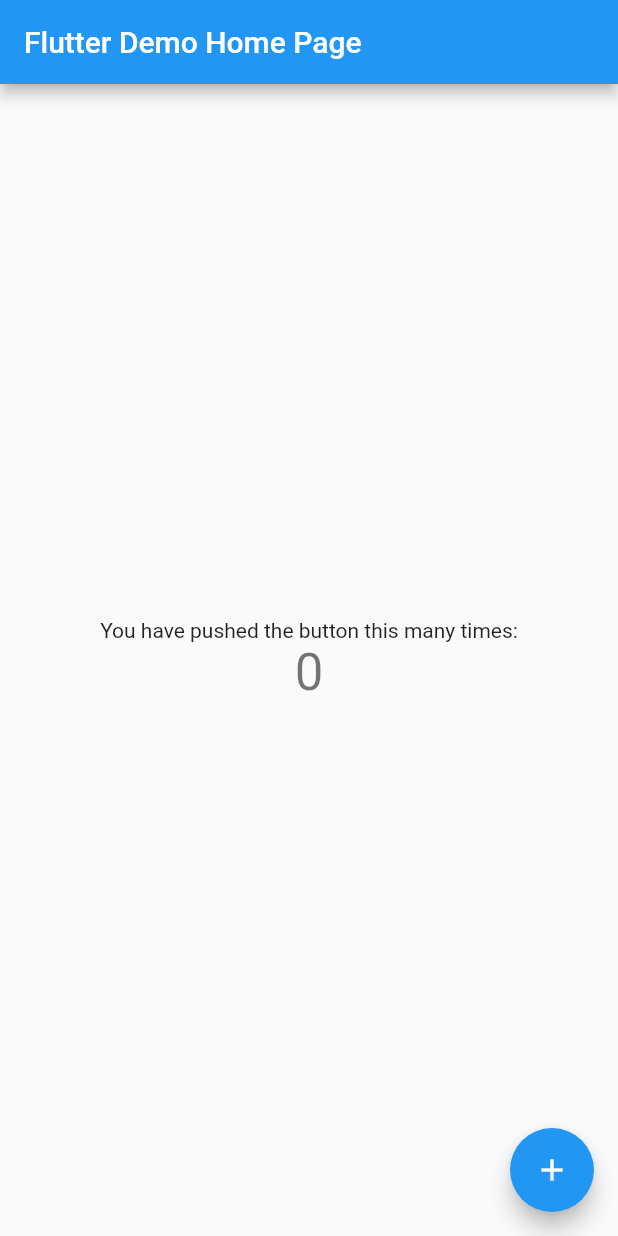
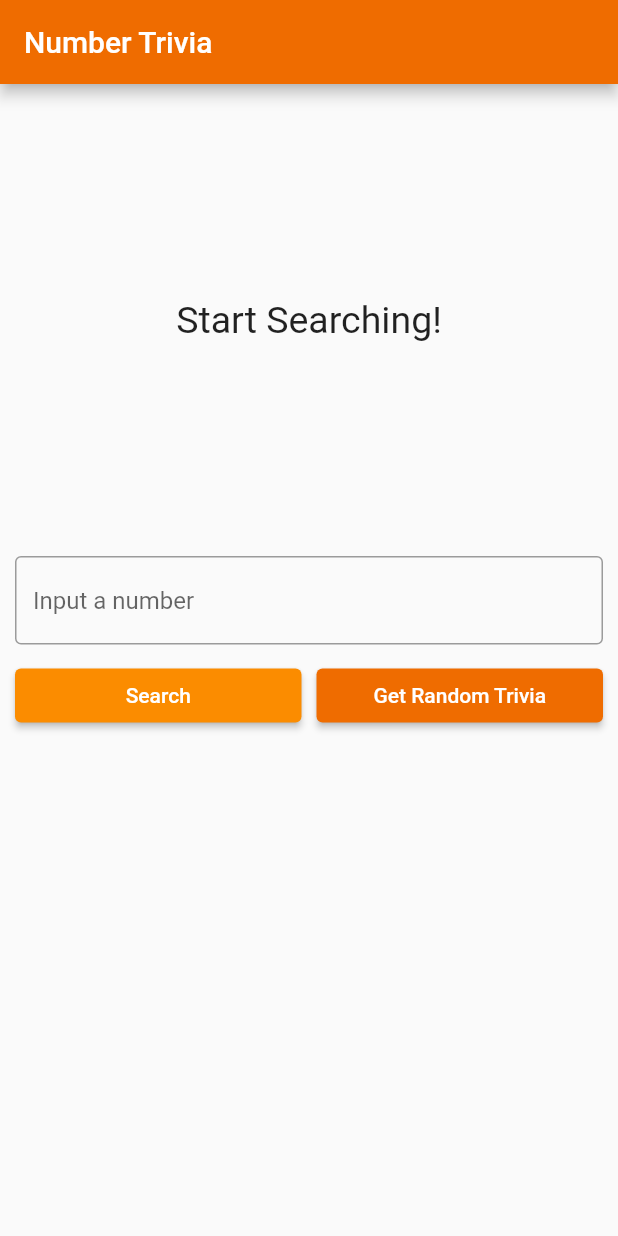
Before and after one commit to PierreEhab/number_trivia, a Flutter app: the screen it shows after launch, on a phone screen of 412 x 824 dp. Run offline on Flutter 3.47's test engine with Material 2 defaults, Android fonts, the phone set to English and light mode, and no system bars; our stand-ins replace bloc, dartz, equatable, flutter_bloc, get_it, internet_connection_checker and 1 more.

Commit message:
Implementation of UI in Presentation layer. bug fixes in injection_container and number_trivia_repository_impl

```diff
--- a/lib/features/number_trivia/data/repositories/number_trivia_repository_impl.dart
+++ b/lib/features/number_trivia/data/repositories/number_trivia_repository_impl.dart
@@ -23,8 +23,8 @@ class NumberTriviaRepositoryImpl implements NumberTriviaRepository {
 
   @override
   Future<Either<Failure?, NumberTrivia?>?>? getConcreteNumber(int number) async{
-    return await _getTrivia(() {
-      return remoteDataSource.getConcreteNumber(number);
+    return await _getTrivia(() async {
+      return await remoteDataSource.getConcreteNumber(number);
     });
 
   }
--- /dev/null
+++ b/lib/features/number_trivia/presentation/pages/number_trivia_page.dart
@@ -0,0 +1,59 @@
+import 'package:flutter/material.dart';
+import 'package:flutter_bloc/flutter_bloc.dart';
+import '../../../../injection_container.dart';
+import '../bloc/number_trivia_bloc.dart';
+import '../widgets/widgets.dart';
+
+class NumberTriviaPage extends StatelessWidget {
+  const NumberTriviaPage({Key? key}) : super(key: key);
+
+  @override
+  Widget build(BuildContext context) {
+    return Scaffold(
+      appBar: AppBar(
+        title: const Text("Number Trivia"),
+      ),
+      body: SingleChildScrollView(child: buildBody(context)),
+    );
+  }
+
+  BlocProvider<NumberTriviaBloc> buildBody(BuildContext context) {
+    return BlocProvider(
+      create: (_) => serviceLocator<NumberTriviaBloc>(),
+      child: Center(
+        child: Padding(
+          padding: const EdgeInsets.all(10),
+          child: Column(
+            children: [
+              const SizedBox(height: 10),
+              // TOP HALF
+              BlocBuilder<NumberTriviaBloc, NumberTriviaState>(
+                builder: (context, state) {
+                  if (state is Empty) {
+                    return const MessageDisplay(message: "Start Searching!");
+                  } else if (state is Loading) {
+                    return const LoadingWidget();
+                  } else if (state is Loaded) {
+                    return TriviaDisplay(
+                      numberTrivia: state.trivia,
+                    );
+                  } else if (state is Error) {
+                    return MessageDisplay(
+                      message: state.errorMessage,
+                    );
+                  } else {
+                    return const SizedBox();
+                  }
+                  // We're going to also check for the other states
+                },
+              ),
+              const SizedBox(height: 20),
+              // BOTTOM HALF
+              const TriviaControls(),
+            ],
+          ),
+        ),
+      ),
+    );
+  }
+}
--- /dev/null
+++ b/lib/features/number_trivia/presentation/widgets/message_display.dart
@@ -0,0 +1,30 @@
+import 'package:flutter/material.dart';
+
+class MessageDisplay extends StatelessWidget {
+  final String message;
+
+  const MessageDisplay({
+    Key? key,
+    required this.message,
+  })  : assert(message != null),
+        super(key: key);
+
+  @override
+  Widget build(BuildContext context) {
+    return SizedBox(
+      // Third of the size of the screen
+      height: MediaQuery.of(context).size.height / 3,
+      child: Center(
+        child: SingleChildScrollView(
+          child: Text(
+            message,
+            style: const TextStyle(fontSize: 25),
+            textAlign: TextAlign.center,
+          ),
+        ),
+      ),
+    );
+  }
+
+
+}
--- /dev/null
+++ b/lib/features/number_trivia/presentation/widgets/trivia_controls.dart
@@ -0,0 +1,77 @@
+import 'package:flutter/material.dart';
+import 'package:flutter_bloc/flutter_bloc.dart';
+
+import '../bloc/number_trivia_bloc.dart';
+
+class TriviaControls extends StatefulWidget {
+  const TriviaControls({
+    Key? key,
+  }) : super(key: key);
+
+  @override
+  State<TriviaControls> createState() => _TriviaControlsState();
+}
+
+class _TriviaControlsState extends State<TriviaControls> {
+  final controller = TextEditingController();
+  String? inputString;
+
+  @override
+  Widget build(BuildContext context) {
+    return Column(
+      children: [
+        TextField(
+          controller: controller,
+          keyboardType: TextInputType.number,
+          decoration: const InputDecoration(
+            border: OutlineInputBorder(),
+            hintText: 'Input a number',
+          ),
+          onChanged: (value) {
+            inputString = value;
+          },
+          // onSubmitted: (_) {
+          //   dispatchConcrete();
+          // },
+        ),
+        const SizedBox(
+          height: 10,
+        ),
+        Row(
+          children: [
+            Expanded(
+              child: ElevatedButton(
+                style: ElevatedButton.styleFrom(
+                  backgroundColor: Theme.of(context).colorScheme.secondary,
+                ),
+                onPressed: dispatchConcrete,
+                child: const Text('Search'),
+              ),
+            ),
+            const SizedBox(
+              width: 10,
+            ),
+            Expanded(
+              child: ElevatedButton(
+                onPressed: dispatchRandom,
+                child: const Text('Get Random Trivia'),
+              ),
+            ),
+          ],
+        ),
+      ],
+    );
+  }
+  void dispatchConcrete() {
+    // Clearing the TextField to prepare it for the next inputted number
+    controller.clear();
+    BlocProvider.of<NumberTriviaBloc>(context)
+        .add(GetTriviaForConcreteNumber(inputString!));
+  }
+
+  void dispatchRandom() {
+    controller.clear();
+    BlocProvider.of<NumberTriviaBloc>(context)
+        .add(GetTriviaForRandomNumber());
+  }
+}
--- /dev/null
+++ b/lib/features/number_trivia/presentation/widgets/widgets.dart
@@ -0,0 +1,4 @@
+export 'loading_widget.dart';
+export 'message_display.dart';
+export 'trivia_display.dart';
+export 'trivia_controls.dart';
--- a/lib/injection_container.dart
+++ b/lib/injection_container.dart
@@ -48,6 +48,6 @@ Future<void> init() async {
   // - EXTERNAL
   final sharedPreferences = await SharedPreferences.getInstance();
   serviceLocator.registerLazySingleton(()  => sharedPreferences);
-  serviceLocator.registerLazySingleton(() => http.Client);
+  serviceLocator.registerLazySingleton(() => http.Client());
   serviceLocator.registerLazySingleton(() => InternetConnectionChecker());
 }
--- a/lib/main.dart
+++ b/lib/main.dart
@@ -1,7 +1,9 @@
 import 'package:flutter/material.dart';
 import 'package:number_trivia/injection_container.dart';
+import 'features/number_trivia/presentation/pages/number_trivia_page.dart';
 
 Future<void> main() async {
+  WidgetsFlutterBinding.ensureInitialized();
   await init();
   runApp(const MyApp());
 }
@@ -9,109 +11,18 @@ Future<void> main() async {
 class MyApp extends StatelessWidget {
   const MyApp({super.key});
 
-  // This widget is the root of your application.
   @override
   Widget build(BuildContext context) {
     return MaterialApp(
-      title: 'Flutter Demo',
+      title: 'Number Trivia',
       theme: ThemeData(
-        // This is the theme of your application.
-        //
-        // Try running your application with "flutter run". You'll see the
-        // application has a blue toolbar. Then, without quitting the app, try
-        // changing the primarySwatch below to Colors.green and then invoke
-        // "hot reload" (press "r" in the console where you ran "flutter run",
-        // or simply save your changes to "hot reload" in a Flutter IDE).
-        // Notice that the counter didn't reset back to zero; the application
-        // is not restarted.
-        primarySwatch: Colors.blue,
+        primaryColor: Colors.orange.shade800,
+        colorScheme: ColorScheme.fromSwatch().copyWith(
+          secondary: Colors.orange.shade600,
+          primary: Colors.orange.shade800,
+        ),
       ),
-      home: const MyHomePage(title: 'Flutter Demo Home Page'),
+      home: const NumberTriviaPage(),
     );
   }
 }
-
-class MyHomePage extends StatefulWidget {
-  const MyHomePage({super.key, required this.title});
-
-  // This widget is the home page of your application. It is stateful, meaning
-  // that it has a State object (defined below) that contains fields that affect
-  // how it looks.
-
-  // This class is the configuration for the state. It holds the values (in this
-  // case the title) provided by the parent (in this case the App widget) and
-  // used by the build method of the State. Fields in a Widget subclass are
-  // always marked "final".
-
-  final String title;
-
-  @override
-  State<MyHomePage> createState() => _MyHomePageState();
-}
-
-class _MyHomePageState extends State<MyHomePage> {
-  int _counter = 0;
-
-  void _incrementCounter() {
-    setState(() {
-      // This call to setState tells the Flutter framework that something has
-      // changed in this State, which causes it to rerun the build method below
-      // so that the display can reflect the updated values. If we changed
-      // _counter without calling setState(), then the build method would not be
-      // called again, and so nothing would appear to happen.
-      _counter++;
-    });
-  }
-
-  @override
-  Widget build(BuildContext context) {
-    // This method is rerun every time setState is called, for instance as done
-    // by the _incrementCounter method above.
-    //
-    // The Flutter framework has been optimized to make rerunning build methods
-    // fast, so that you can just rebuild anything that needs updating rather
-    // than having to individually change instances of widgets.
-    return Scaffold(
-      appBar: AppBar(
-        // Here we take the value from the MyHomePage object that was created by
-        // the App.build method, and use it to set our appbar title.
-        title: Text(widget.title),
-      ),
-      body: Center(
-        // Center is a layout widget. It takes a single child and positions it
-        // in the middle of the parent.
-        child: Column(
-          // Column is also a layout widget. It takes a list of children and
-          // arranges them vertically. By default, it sizes itself to fit its
-          // children horizontally, and tries to be as tall as its parent.
-          //
-          // Invoke "debug painting" (press "p" in the console, choose the
-          // "Toggle Debug Paint" action from the Flutter Inspector in Android
-          // Studio, or the "Toggle Debug Paint" command in Visual Studio Code)
-          // to see the wireframe for each widget.
-          //
-          // Column has various properties to control how it sizes itself and
-          // how it positions its children. Here we use mainAxisAlignment to
-          // center the children vertically; the main axis here is the vertical
-          // axis because Columns are vertical (the cross axis would be
-          // horizontal).
-          mainAxisAlignment: MainAxisAlignment.center,
-          children: <Widget>[
-            const Text(
-              'You have pushed the button this many times:',
-            ),
-            Text(
-              '$_counter',
-              style: Theme.of(context).textTheme.headline4,
-            ),
-          ],
-        ),
-      ),
-      floatingActionButton: FloatingActionButton(
-        onPressed: _incrementCounter,
-        tooltip: 'Increment',
-        child: const Icon(Icons.add),
-      ), // This trailing comma makes auto-formatting nicer for build methods.
-    );
-  }
-}
```
Also changed, not shown: lib/features/number_trivia/presentation/bloc/number_trivia_bloc.dart (+15 -15 lines), lib/features/number_trivia/presentation/widgets/loading_widget.dart (added, +17 -0 lines), lib/features/number_trivia/presentation/widgets/trivia_display.dart (added, +45 -0 lines).
